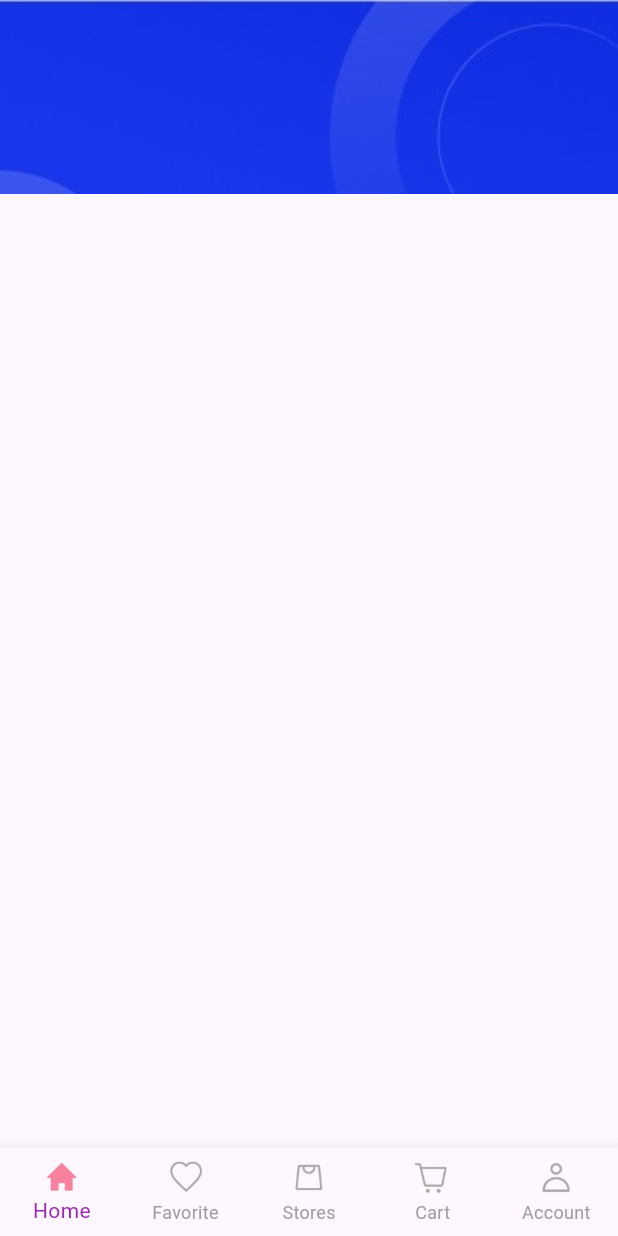
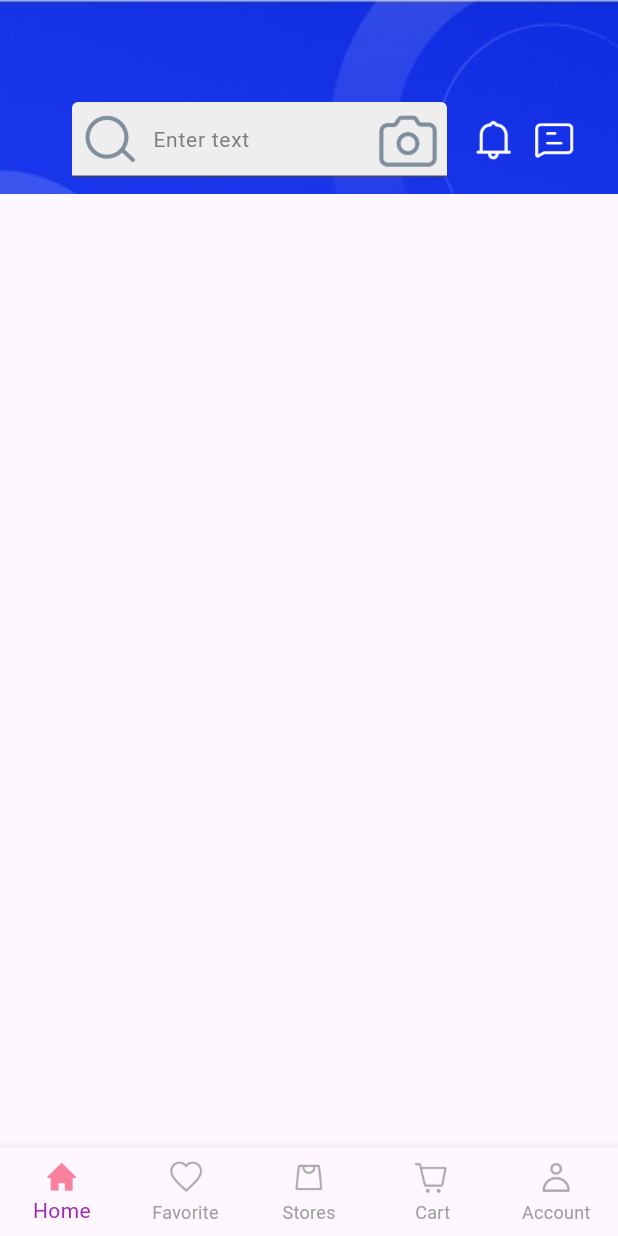
Before and after one commit to EdinaBiro/Mac_Store, a Flutter app: the screen it shows after launch, on a phone screen of 412 x 824 dp. Run offline on Flutter 3.47's test engine with Material 3 defaults, Android fonts, the phone set to English and light mode, and no system bars; our stand-ins replace google_fonts.

Commit message:
Refactor HeaderWidget to use SizedBox and improve layout with additional UI elements

```diff
--- a/lib/views/screens/nav_screens/widgets/header_widget.dart
+++ b/lib/views/screens/nav_screens/widgets/header_widget.dart
@@ -5,13 +5,76 @@ class HeaderWidget extends StatelessWidget {
 
   @override
   Widget build(BuildContext context) {
-    return Container(
+    return SizedBox(
       width: MediaQuery.of(context).size.width,
       height: MediaQuery.of(context).size.height * 0.20,
       child: Stack(children: [
         Image.asset('assets/icons/searchBanner.jpeg', width: MediaQuery.of(context).size.width,
         fit: BoxFit.cover,
-        )
+        ),
+        Positioned(
+          left: 48,
+          top: 68,
+          child: SizedBox(
+          width: 250,
+          height: 50,
+        child: TextFormField(
+          decoration: InputDecoration(
+            hintText: 'Enter text',
+            hintStyle:  const TextStyle(
+              fontSize: 14,
+              color: Color(0xFF7F7F7F),
+            ),
+            contentPadding:const EdgeInsets.symmetric(horizontal: 12, vertical: 16),
+            prefixIcon:Image.asset('assets/icons/searc1.png'),
+             suffixIcon: Image.asset('assets/icons/cam.png'),
+             fillColor: Colors.grey.shade200,
+             filled: true,
+             focusColor: Colors.black,
+
+
+          ),
+        ),
+        ),
+        ),
+        Positioned(
+          left: 311,
+          top: 78,
+          child: Material(
+            type: MaterialType.transparency,
+            child: InkWell(
+              onTap: (){},
+              overlayColor: MaterialStateProperty.all(const Color(0x0c7f7f),
+              ),
+              child: Ink(
+                width: 31,
+                height: 31,
+                decoration: BoxDecoration(
+                  image: DecorationImage(image: AssetImage('assets/icons/bell.png'),
+                  ),
+
+                ),
+              )
+            )
+          )
+        ),
+        Positioned(
+          left: 354,
+          top: 78,
+          child: Material(
+            type: MaterialType.transparency,
+            child: InkWell(
+              onTap: (){},
+              child: Ink(
+                width: 31,
+                height: 31,
+                decoration: BoxDecoration(
+                  image: DecorationImage(image: AssetImage('assets/icons/message.png'),),
+                ),
+                )
+            )
+          ),
+          ),
       ],)
     );
   }
```
